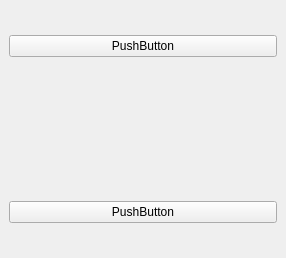
C-MILL/laser, file fe/main.ui: the form before one commit.
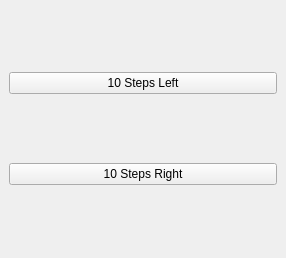
The form after the commit. Icons and pictures are not drawn.

The edit to the form file:
```diff
--- a/fe/main.ui
+++ b/fe/main.ui
@@ -18,33 +18,14 @@
     <item>
      <widget class="QPushButton" name="pushButton">
       <property name="text">
-       <string>PushButton</string>
+       <string>10 Steps Left</string>
       </property>
      </widget>
     </item>
     <item>
-     <widget class="QLabel" name="label">
-      <property name="maximumSize">
-       <size>
-        <width>120</width>
-        <height>80</height>
-       </size>
-      </property>
+     <widget class="QPushButton" name="ten_right">
       <property name="text">
-       <string/>
-      </property>
-      <property name="pixmap">
-       <pixmap>../../../Users/chrig/OneDrive/Bilder/Persönlich/2020/Triftgletscher/MIL_0574.jpg</pixmap>
-      </property>
-      <property name="scaledContents">
-       <bool>true</bool>
-      </property>
-     </widget>
-    </item>
-    <item>
-     <widget class="QPushButton" name="pushButton_2">
-      <property name="text">
-       <string>PushButton</string>
+       <string>10 Steps Right</string>
       </property>
      </widget>
     </item>
```
Left out of the diff: 2 changed lines with no effect on the pictures.
